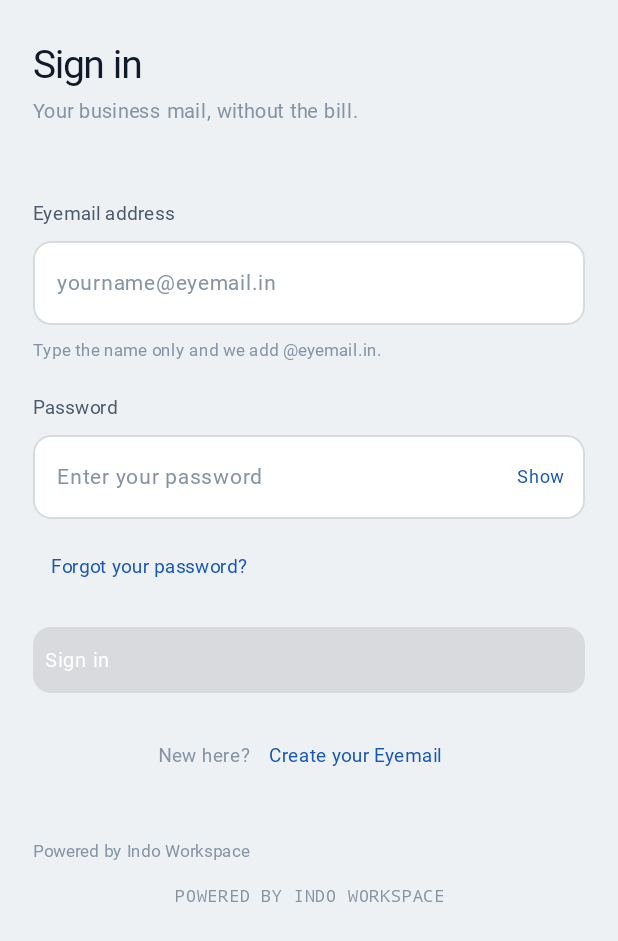
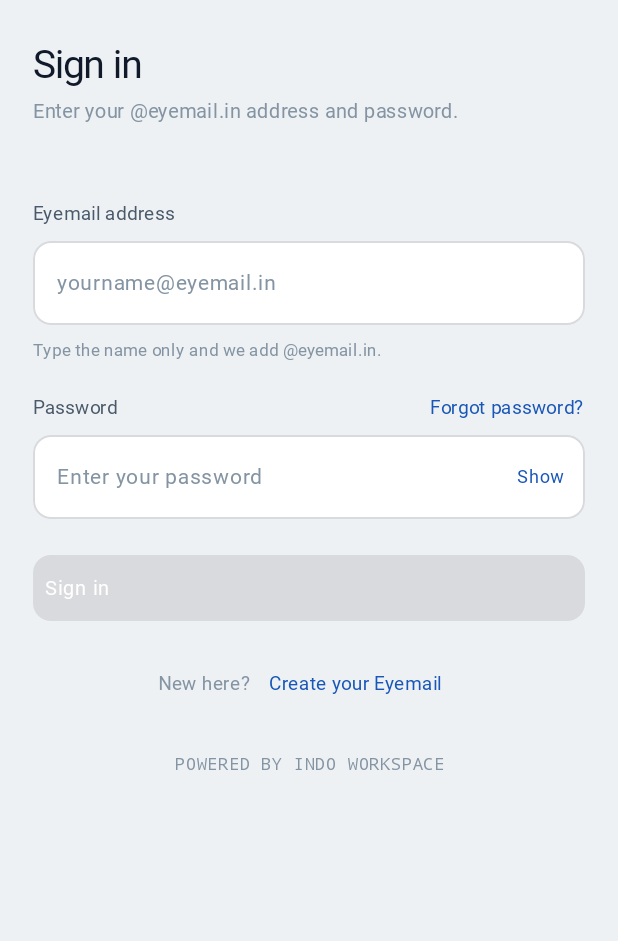
Before and after one commit to Sankalpteam/Eyemail, an Android app built with Jetpack Compose: the screen it shows after launch (MainActivity), on a phone screen of 412 x 824 dp. Shown: the top 941 px of the screen. Run offline under Robolectric (Android 15) with nearby library versions, the phone set to English and light mode, and no system bars; Roboto replaces fonts that are not available here.

Commit message:
fix(native): colours, sizes, wording and font now match the web page

```diff
--- a/native/app/src/main/java/app/eyemail/authentication/login/LoginScreen.kt
+++ b/native/app/src/main/java/app/eyemail/authentication/login/LoginScreen.kt
@@ -10,6 +10,7 @@ import androidx.compose.foundation.layout.widthIn
 import androidx.compose.foundation.rememberScrollState
 import androidx.compose.foundation.verticalScroll
 import androidx.compose.material3.Text
+import androidx.compose.foundation.clickable
 import androidx.compose.material3.TextButton
 import androidx.compose.runtime.Composable
 import androidx.compose.runtime.LaunchedEffect
@@ -65,7 +66,7 @@ fun LoginScreen(
         ) {
             BrandHeader(
                 title = "Sign in",
-                subtitle = "Your business mail, without the bill.",
+                subtitle = "Enter your @${BuildConfig.DOMAIN_NAME} address and password.",
             )
 
             Spacer(Modifier.height(24.dp))
@@ -91,20 +92,18 @@ fun LoginScreen(
                 imeAction = ImeAction.Done,
                 isPassword = true,
                 enabled = !state.busy,
+                labelAction = {
+                    Text(
+                        "Forgot password?",
+                        fontSize = 12.5.sp,
+                        color = Ey.Accent,
+                        fontWeight = FontWeight.SemiBold,
+                        modifier = Modifier.clickable(enabled = !state.busy, onClick = onForgot),
+                    )
+                },
             )
 
-            Spacer(Modifier.height(8.dp))
-
-            TextButton(onClick = onForgot, enabled = !state.busy) {
-                Text(
-                    "Forgot your password?",
-                    fontSize = 12.5.sp,
-                    color = Ey.Accent,
-                    fontWeight = FontWeight.SemiBold,
-                )
-            }
-
-            Spacer(Modifier.height(6.dp))
+            Spacer(Modifier.height(14.dp))
             Alert(state.error, isError = true)
             Spacer(Modifier.height(10.dp))
 
@@ -123,9 +122,8 @@ fun LoginScreen(
                 onClick = onSignup,
             )
 
-            Spacer(Modifier.height(28.dp))
-            Text("Powered by Indo Workspace", fontSize = 11.sp, color = Ey.Text3)
-            FooterCredit(Modifier.padding(top = 6.dp))
+            Spacer(Modifier.height(18.dp))
+            FooterCredit()
         }
     }
 }
```
